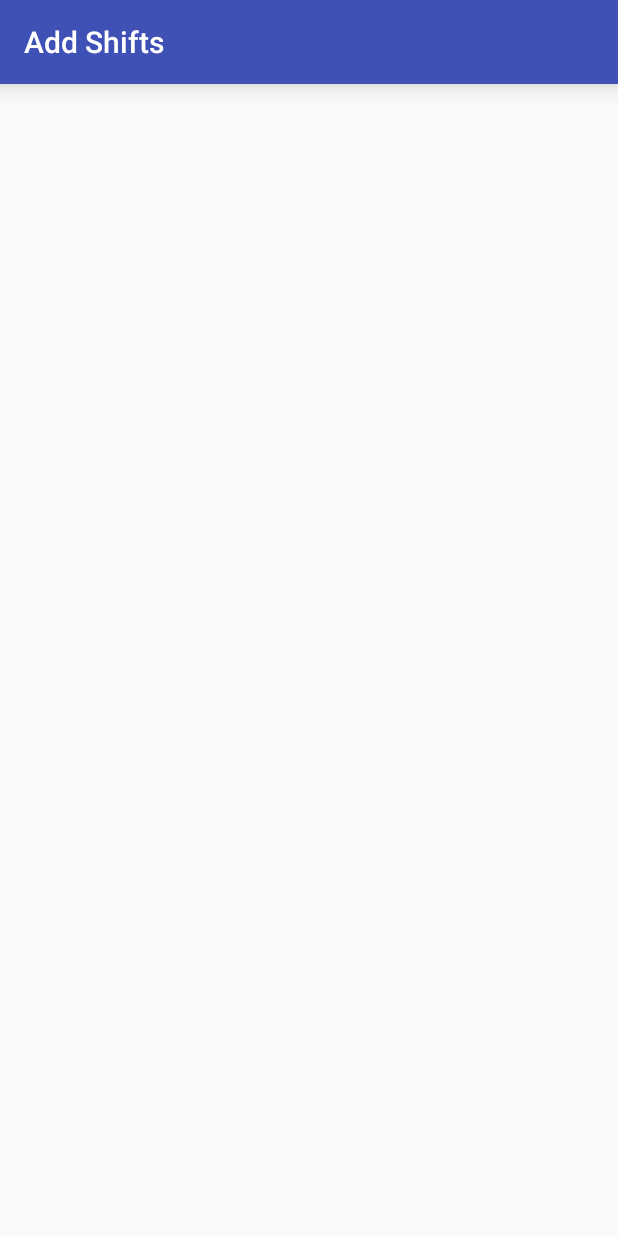
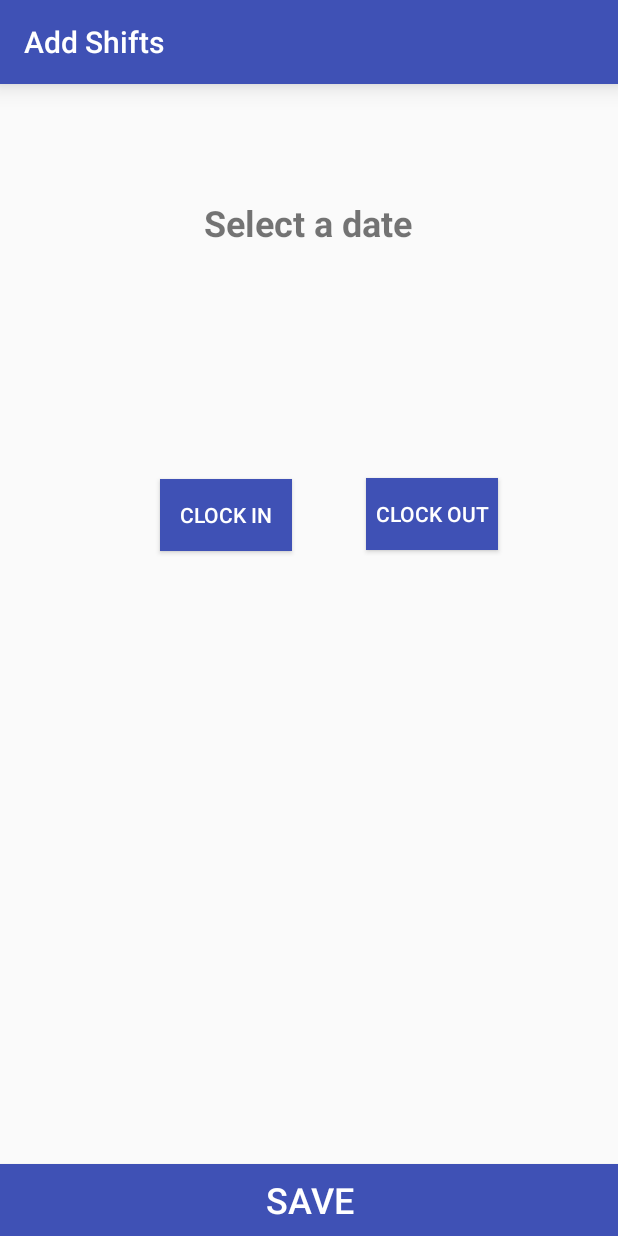
Before and after one commit to TudorStefanC/AndroidWorkLog, an Android app: the AddActivity screen opened directly, with no data from a screen before it, on a phone screen of 412 x 824 dp. Run offline under Robolectric (Android 15) with nearby library versions, the light colour scheme and no system bars.

Commit message:
implemented the buttons and text view for activity.add

```diff
--- a/app/src/main/res/layout/activity_add.xml
+++ b/app/src/main/res/layout/activity_add.xml
@@ -15,4 +15,68 @@
         app:layout_constraintStart_toStartOf="parent"
         app:layout_constraintTop_toTopOf="parent" />
 
+    <TextView
+        android:id="@+id/selectDate"
+        android:layout_width="wrap_content"
+        android:layout_height="57dp"
+        android:layout_marginStart="8dp"
+        android:layout_marginTop="76dp"
+        android:layout_marginEnd="8dp"
+        android:text="@string/select_a_date"
+        android:textSize="24sp"
+        android:textStyle="bold"
+        app:layout_constraintEnd_toEndOf="parent"
+        app:layout_constraintHorizontal_bias="0.498"
+        app:layout_constraintStart_toStartOf="parent"
+        app:layout_constraintTop_toBottomOf="@+id/toolbar"
+        tools:text="Select a date" />
+
+    <Button
+        android:id="@+id/btn_clock_in"
+        android:layout_width="wrap_content"
+        android:layout_height="wrap_content"
+        android:layout_marginStart="80dp"
+        android:layout_marginTop="120dp"
+        android:layout_marginEnd="32dp"
+        android:layout_marginBottom="8dp"
+        android:background="@color/colorPrimary"
+        android:text="@string/clock_in"
+        android:textColor="#ffffff"
+        app:layout_constraintBottom_toTopOf="@+id/btn_save"
+        app:layout_constraintEnd_toStartOf="@+id/btn_clock_out"
+        app:layout_constraintHorizontal_bias="0.604"
+        app:layout_constraintStart_toStartOf="parent"
+        app:layout_constraintTop_toBottomOf="@+id/selectDate"
+        app:layout_constraintVertical_bias="0.025"
+        tools:text="Clock In" />
+
+    <Button
+        android:id="@+id/btn_clock_out"
+        android:layout_width="wrap_content"
+        android:layout_height="wrap_content"
+        android:layout_marginTop="120dp"
+        android:layout_marginEnd="80dp"
+        android:layout_marginBottom="8dp"
+        android:background="@color/colorPrimary"
+        android:text="@string/clock_out"
+        android:textColor="#ffffff"
+        app:layout_constraintBottom_toTopOf="@+id/btn_save"
+        app:layout_constraintEnd_toEndOf="parent"
+        app:layout_constraintTop_toBottomOf="@+id/selectDate"
+        app:layout_constraintVertical_bias="0.023"
+        tools:text="Clock Out" />
+
+    <Button
+        android:id="@+id/btn_save"
+        android:layout_width="match_parent"
+        android:layout_height="0dp"
+        android:background="@color/colorPrimary"
+        android:text="@string/save"
+        android:textColor="#ffffff"
+        android:textSize="24sp"
+        app:layout_constraintBottom_toBottomOf="parent"
+        app:layout_constraintEnd_toEndOf="parent"
+        app:layout_constraintHorizontal_bias="1.0"
+        app:layout_constraintStart_toStartOf="parent" />
+
 </android.support.constraint.ConstraintLayout>
--- a/app/src/main/res/layout/activity_main.xml
+++ b/app/src/main/res/layout/activity_main.xml
@@ -54,11 +54,11 @@
         android:layout_marginTop="80dp"
         android:layout_marginEnd="8dp"
         android:background="@drawable/button_add"
-        android:text="@string/btn_add"
-        android:textColor="@android:color/white"
         android:drawableStart="@drawable/ic_add_circle_outline_black_24dp"
         android:paddingStart="25dp"
         android:paddingEnd="10dp"
+        android:text="@string/btn_add"
+        android:textColor="@android:color/white"
 
         app:layout_constraintEnd_toEndOf="parent"
         app:layout_constraintHorizontal_bias="0.498"
@@ -73,11 +73,11 @@
         android:layout_marginTop="52dp"
         android:layout_marginEnd="8dp"
         android:background="@drawable/button_view"
-        android:text="@string/btn_view"
-        android:textColor="@color/colorPrimary"
         android:drawableStart="@drawable/ic_view_shifts"
         android:paddingStart="25dp"
         android:paddingEnd="10dp"
+        android:text="@string/btn_view"
+        android:textColor="@color/colorPrimary"
         app:layout_constraintEnd_toEndOf="parent"
         app:layout_constraintHorizontal_bias="0.498"
         app:layout_constraintStart_toStartOf="parent"
--- a/app/src/main/res/values-v21/strings.xml
+++ b/app/src/main/res/values-v21/strings.xml
@@ -4,4 +4,8 @@
     <string name="select_option">Please select one of the options below:</string>
     <string name="btn_add">Add Shifts</string>
     <string name="btn_view">View Shifts</string>
+    <string name="clock_out">Clock out</string>
+    <string name="clock_in">Clock in</string>
+    <string name="save">Save</string>
+    <string name="select_a_date">Select a date</string>
 </resources>
--- a/app/src/main/res/values/strings.xml
+++ b/app/src/main/res/values/strings.xml
@@ -5,4 +5,8 @@
     <string name="btn_add">Add Shifts</string>
     <string name="btn_view">View Shifts</string>
     <string name="new_button">New button</string>
+    <string name="clock_out">clock out</string>
+    <string name="clock_in">Clock out</string>
+    <string name="save">Save</string>
+    <string name="select_a_date">Select a date</string>
 </resources>
```
